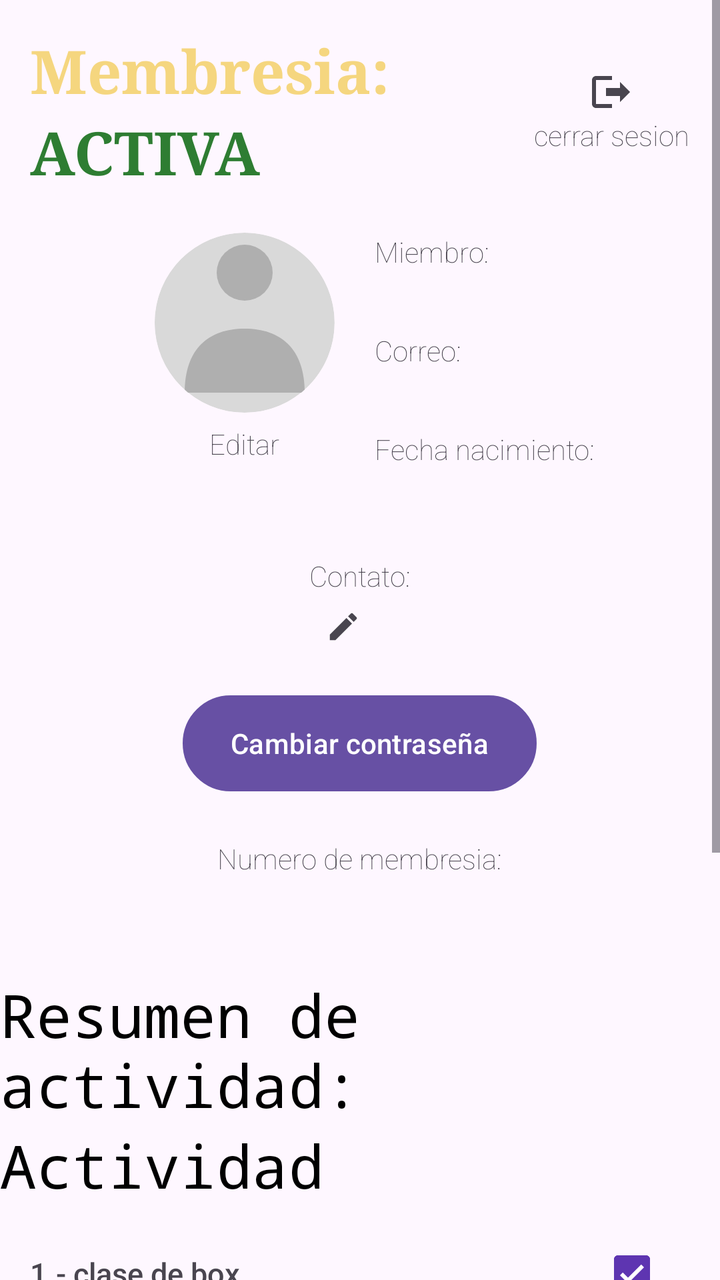
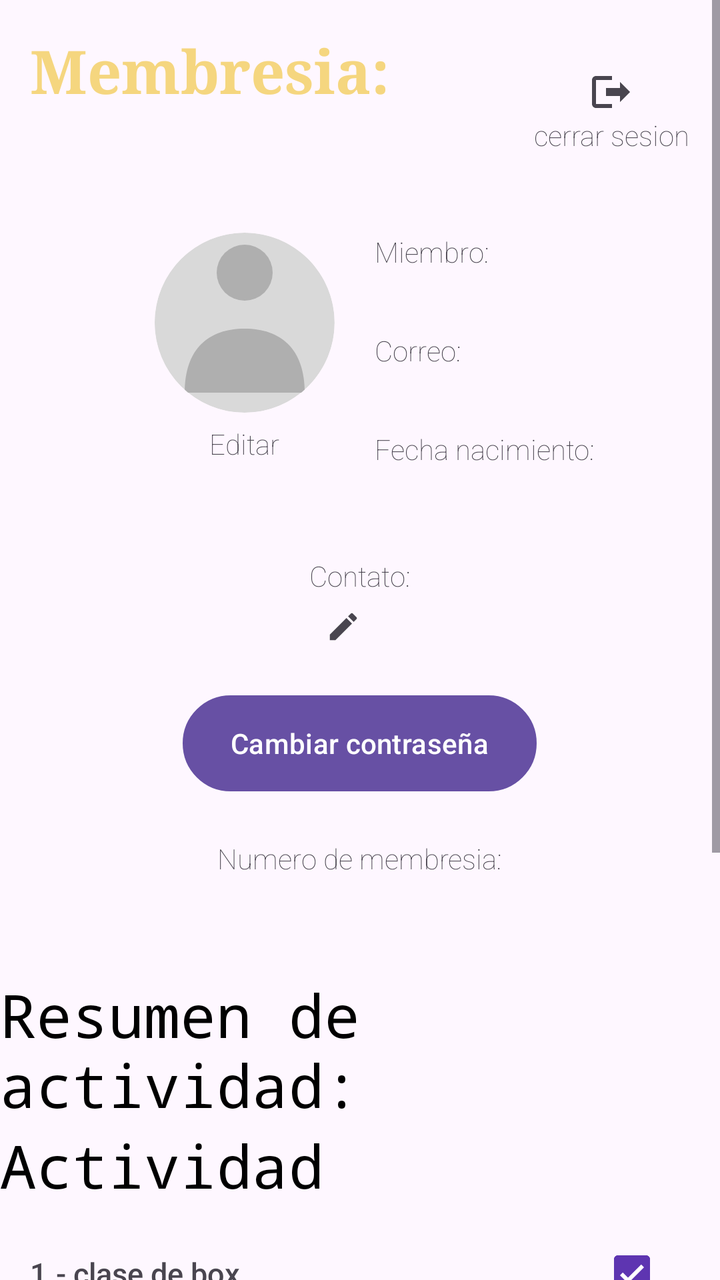

Before-and-after screenshots of an Android layout around one commit, followed by the original layout XML and the change that was made.
<!-- AndroidManifest.xml: application theme Theme.AppGYM -->
<!-- res/layout/fragment_perfil.xml -->
<?xml version="1.0" encoding="utf-8"?>
<androidx.constraintlayout.widget.ConstraintLayout xmlns:android="http://schemas.android.com/apk/res/android"
    xmlns:app="http://schemas.android.com/apk/res-auto"
    xmlns:tools="http://schemas.android.com/tools"
    android:id="@+id/main"
    android:layout_width="match_parent"
    android:layout_height="match_parent"
    tools:context="Perfil">

    <ScrollView
        android:layout_width="match_parent"
        android:layout_height="match_parent">

        <LinearLayout
            android:layout_width="match_parent"
            android:layout_height="wrap_content"
            android:orientation="vertical">

            <View
                android:layout_width="0dp"
                android:layout_height="15dp"/>

            
            <LinearLayout
                android:layout_width="match_parent"
                android:layout_height="wrap_content"
                android:orientation="horizontal"
                android:gravity="center_vertical">

                <View
                    android:layout_width="15dp"
                    android:layout_height="0dp"/>

                <LinearLayout
                    android:layout_width="wrap_content"
                    android:layout_height="wrap_content"
                    android:orientation="vertical">

                    <TextView
                        android:layout_width="wrap_content"
                        android:layout_height="wrap_content"
                        android:text="@string/membresia_label"
                        style="@style/formulario"/>

                    <TextView
                        android:id="@+id/txt_estado"
                        android:layout_width="wrap_content"
                        android:layout_height="wrap_content"
                        android:text="@string/membresia_activa"
                        style="@style/estado_activo"/>

                </LinearLayout>

                <View
                    android:layout_width="0dp"
                    android:layout_height="0dp"
                    android:layout_weight="1"/>

                <LinearLayout
                    android:id="@+id/btn_cerrar_sesion"
                    android:layout_width="wrap_content"
                    android:layout_height="wrap_content"
                    android:orientation="vertical"
                    android:gravity="center"
                    android:background="?attr/selectableItemBackground">

                    <ImageView
                        android:layout_width="wrap_content"
                        android:layout_height="wrap_content"
                        android:src="@drawable/ic_logout"/>

                    <TextView
                        android:layout_width="wrap_content"
                        android:layout_height="wrap_content"
                        android:text="@string/cerrar_sesion"
                        style="@style/relleno"/>

                </LinearLayout>

                <View
                    android:layout_width="15dp"
                    android:layout_height="0dp"/>

            </LinearLayout>

            <View
                android:layout_width="0dp"
                android:layout_height="20dp"/>

            
            <LinearLayout
                android:layout_width="wrap_content"
                android:layout_height="wrap_content"
                android:layout_gravity="center">

                <View
                    android:layout_width="15dp"
                    android:layout_height="0dp"/>

                <LinearLayout
                    android:layout_width="wrap_content"
                    android:layout_height="wrap_content"
                    android:orientation="vertical"
                    android:gravity="center">

                    <com.google.android.material.imageview.ShapeableImageView
                        android:id="@+id/img_avatar"
                        android:layout_width="90dp"
                        android:layout_height="90dp"
                        android:scaleType="centerCrop"
                        android:src="@drawable/avatar_placeholder"
                        app:shapeAppearanceOverlay="@style/CircleImageStyle"/>

                    <View
                        android:layout_width="0dp"
                        android:layout_height="6dp"/>

                    <TextView
                        android:layout_width="wrap_content"
                        android:layout_height="wrap_content"
                        android:text="@string/editar"
                        style="@style/relleno"/>

                </LinearLayout>

                <View
                    android:layout_width="20dp"
                    android:layout_height="0dp"/>

                <LinearLayout
                    android:layout_width="wrap_content"
                    android:layout_height="wrap_content"
                    android:orientation="vertical">

                    <TextView
                        android:layout_width="wrap_content"
                        android:layout_height="wrap_content"
                        android:text="@string/miembro_label"
                        style="@style/relleno"/>

                    <TextView
                        android:id="@+id/txt_nombre_miembro"
                        android:layout_width="wrap_content"
                        android:layout_height="wrap_content"
                        android:text=""
                        style="@style/nombre"/>

                    <View
                        android:layout_width="0dp"
                        android:layout_height="10dp"/>

                    <TextView
                        android:layout_width="wrap_content"
                        android:layout_height="wrap_content"
                        android:text="@string/correo_label"
                        style="@style/relleno"/>

                    <TextView
                        android:id="@+id/txt_correo"
                        android:layout_width="wrap_content"
                        android:layout_height="wrap_content"
                        android:text=""
                        style="@style/nombre"/>

                    <View
                        android:layout_width="0dp"
                        android:layout_height="10dp"/>

                    <TextView
                        android:layout_width="wrap_content"
                        android:layout_height="wrap_content"
                        android:text="@string/fecha_nacimiento_label"
                        style="@style/relleno"/>

                    <TextView
                        android:id="@+id/txt_fecha_nacimiento"
                        android:layout_width="wrap_content"
                        android:layout_height="wrap_content"
                        android:text=""
                        style="@style/nombre"/>

                </LinearLayout>

            </LinearLayout>

            <View
                android:layout_width="0dp"
                android:layout_height="24dp"/>

            
            <LinearLayout
                android:layout_width="wrap_content"
                android:layout_height="wrap_content"
                android:layout_gravity="center"
                android:orientation="vertical">

                <TextView
                    android:layout_width="wrap_content"
                    android:layout_height="wrap_content"
                    android:text="@string/contacto_label"
                    style="@style/relleno"/>

                <View
                    android:layout_width="0dp"
                    android:layout_height="6dp"/>

                <LinearLayout
                    android:layout_width="wrap_content"
                    android:layout_height="wrap_content"
                    android:gravity="center_vertical">

                    <TextView
                        android:id="@+id/txt_contacto"
                        android:layout_width="wrap_content"
                        android:layout_height="wrap_content"
                        android:text=""
                        style="@style/nombre"/>

                    <View
                        android:layout_width="8dp"
                        android:layout_height="0dp"/>

                    <ImageView
                        android:id="@+id/btn_editar_contacto"
                        android:layout_width="18dp"
                        android:layout_height="18dp"
                        android:src="@drawable/ic_pencil"
                        android:background="?attr/selectableItemBackgroundBorderless"/>

                </LinearLayout>

            </LinearLayout>

            <View
                android:layout_width="0dp"
                android:layout_height="24dp"/>

            
            <LinearLayout
                android:layout_width="wrap_content"
                android:layout_height="wrap_content"
                android:layout_gravity="center">

                <Button
                    android:id="@+id/btn_cambiar_pass"
                    android:layout_width="wrap_content"
                    android:layout_height="wrap_content"
                    android:background="@drawable/boton_gris"
                    android:text="@string/bt_cambiar_pass"
                    android:textAllCaps="false"/>

            </LinearLayout>

            <View
                android:layout_width="0dp"
                android:layout_height="24dp"/>

            
            <LinearLayout
                android:layout_width="wrap_content"
                android:layout_height="wrap_content"
                android:layout_gravity="center"
                android:orientation="vertical"
                android:gravity="center">

                <TextView
                    android:layout_width="wrap_content"
                    android:layout_height="wrap_content"
                    android:text="@string/numero_membresia_label"
                    style="@style/relleno"/>

                <TextView
                    android:id="@+id/txt_num_membresia"
                    android:layout_width="wrap_content"
                    android:layout_height="wrap_content"
                    android:text=""
                    style="@style/nombre"/>

            </LinearLayout>

            <View
                android:layout_width="0dp"
                android:layout_height="28dp"/>

            
            <LinearLayout
                android:layout_width="match_parent"
                android:layout_height="wrap_content"
                android:gravity="center_vertical"
                android:orientation="vertical">

                <View
                    android:layout_width="15dp"
                    android:layout_height="0dp" />

                <TextView
                    style="@style/registro"
                    android:layout_width="wrap_content"
                    android:layout_height="wrap_content"
                    android:text="@string/resumen_actividad_label" />

                <View
                    android:layout_width="0dp"
                    android:layout_height="0dp"
                    android:layout_weight="1" />

                <TextView
                    style="@style/registro"
                    android:layout_width="wrap_content"
                    android:layout_height="wrap_content"
                    android:text="@string/actividad_header" />

                <View
                    android:layout_width="15dp"
                    android:layout_height="0dp" />

            </LinearLayout>

            <View
                android:layout_width="0dp"
                android:layout_height="10dp"/>

            
            <LinearLayout
                android:layout_width="match_parent"
                android:layout_height="wrap_content"
                android:orientation="horizontal"
                android:gravity="center_vertical">

                <View
                    android:layout_width="15dp"
                    android:layout_height="0dp"/>

                <TextView
                    android:layout_width="0dp"
                    android:layout_height="wrap_content"
                    android:layout_weight="1"
                    android:text="@string/act_box"
                    style="@style/nombre"/>

                <CheckBox
                    android:id="@+id/chk_box"
                    android:layout_width="wrap_content"
                    android:layout_height="wrap_content"
                    android:checked="true"
                    app:buttonTint="@color/color_check"/>

                <View
                    android:layout_width="20dp"
                    android:layout_height="0dp"/>

            </LinearLayout>

            
            <LinearLayout
                android:layout_width="match_parent"
                android:layout_height="wrap_content"
                android:orientation="horizontal"
                android:gravity="center_vertical">

                <View
                    android:layout_width="15dp"
                    android:layout_height="0dp"/>

                <TextView
                    android:layout_width="0dp"
                    android:layout_height="wrap_content"
                    android:layout_weight="1"
                    android:text="@string/act_spinning"
                    style="@style/nombre"/>

                <CheckBox
                    android:id="@+id/chk_spinning"
                    android:layout_width="wrap_content"
                    android:layout_height="wrap_content"
                    android:checked="false"
                    app:buttonTint="@color/color_check"/>

                <View
                    android:layout_width="20dp"
                    android:layout_height="0dp"/>

            </LinearLayout>

            
            <LinearLayout
                android:layout_width="match_parent"
                android:layout_height="wrap_content"
                android:orientation="horizontal"
                android:gravity="center_vertical">

                <View
                    android:layout_width="15dp"
                    android:layout_height="0dp"/>

                <TextView
                    android:layout_width="0dp"
                    android:layout_height="wrap_content"
                    android:layout_weight="1"
                    android:text="@string/act_yoga"
                    style="@style/nombre"/>

                <CheckBox
                    android:id="@+id/chk_yoga"
                    android:layout_width="wrap_content"
                    android:layout_height="wrap_content"
                    android:checked="true"
                    app:buttonTint="@color/color_check"/>

                <View
                    android:layout_width="20dp"
                    android:layout_height="0dp"/>

            </LinearLayout>

            
            <LinearLayout
                android:layout_width="match_parent"
                android:layout_height="wrap_content"
                android:orientation="horizontal"
                android:gravity="center_vertical">

                <View
                    android:layout_width="15dp"
                    android:layout_height="0dp"/>

                <TextView
                    android:layout_width="0dp"
                    android:layout_height="wrap_content"
                    android:layout_weight="1"
                    android:text="@string/act_crossfit"
                    style="@style/nombre"/>

                <CheckBox
                    android:id="@+id/chk_crossfit"
                    android:layout_width="wrap_content"
                    android:layout_height="wrap_content"
                    android:checked="true"
                    app:buttonTint="@color/color_check"/>

                <View
                    android:layout_width="20dp"
                    android:layout_height="0dp"/>

            </LinearLayout>

            
            <LinearLayout
                android:layout_width="match_parent"
                android:layout_height="wrap_content"
                android:orientation="horizontal"
                android:gravity="center_vertical">

                <View
                    android:layout_width="15dp"
                    android:layout_height="0dp"/>

                <TextView
                    android:layout_width="0dp"
                    android:layout_height="wrap_content"
                    android:layout_weight="1"
                    android:text="@string/act_pesas"
                    style="@style/nombre"/>

                <CheckBox
                    android:id="@+id/chk_pesas"
                    android:layout_width="wrap_content"
                    android:layout_height="wrap_content"
                    android:checked="true"
                    app:buttonTint="@color/color_check"/>

                <View
                    android:layout_width="20dp"
                    android:layout_height="0dp"/>

            </LinearLayout>

            
            <LinearLayout
                android:layout_width="match_parent"
                android:layout_height="wrap_content"
                android:orientation="horizontal"
                android:gravity="center_vertical">

                <View
                    android:layout_width="15dp"
                    android:layout_height="0dp"/>

                <TextView
                    android:layout_width="0dp"
                    android:layout_height="wrap_content"
                    android:layout_weight="1"
                    android:text="@string/act_cardio"
                    style="@style/nombre"/>

                <CheckBox
                    android:id="@+id/chk_cardio"
                    android:layout_width="wrap_content"
                    android:layout_height="wrap_content"
                    android:checked="true"
                    app:buttonTint="@color/color_check"/>

                <View
                    android:layout_width="20dp"
                    android:layout_height="0dp"/>

            </LinearLayout>

            <View
                android:layout_width="0dp"
                android:layout_height="20dp"/>

            
            <LinearLayout
                android:layout_width="match_parent"
                android:layout_height="wrap_content"
                android:orientation="horizontal"
                android:gravity="center_vertical">

                <View
                    android:layout_width="15dp"
                    android:layout_height="0dp"/>

                <TextView
                    android:layout_width="wrap_content"
                    android:layout_height="wrap_content"
                    android:text="@string/clases_racha_label"
                    style="@style/nombre"/>

                <View
                    android:layout_width="0dp"
                    android:layout_height="0dp"
                    android:layout_weight="1"/>

                <TextView
                    android:id="@+id/txt_clases_racha"
                    android:layout_width="wrap_content"
                    android:layout_height="wrap_content"
                    android:text="@string/clases_racha_ejemplo"
                    style="@style/nombre"/>

                <View
                    android:layout_width="40dp"
                    android:layout_height="0dp"/>

            </LinearLayout>

            <View
                android:layout_width="0dp"
                android:layout_height="20dp"/>

        </LinearLayout>

    </ScrollView>

</androidx.constraintlayout.widget.ConstraintLayout>
<!-- resources referenced by this layout -->
<resources>
  <color name="color_check">#5E35B1</color>
  <!-- drawable boton_gris (drawable) -->
  <?xml version="1.0" encoding="utf-8"?>
  <shape xmlns:android="http://schemas.android.com/apk/res/android"
      android:shape="rectangle">
  
      <gradient
          android:angle="270"
          android:startColor="#F2F2F2"
          android:endColor="#CFCFCF" />
  
      <corners android:radius="24dp" />
  
      <stroke
          android:width="1dp"
          android:color="#BBBBBB" />
  
      <padding
          android:top="10dp"
          android:bottom="10dp"
          android:left="16dp"
          android:right="16dp" />
  
  </shape>
  <!-- drawable ic_logout (drawable) -->
  <?xml version="1.0" encoding="utf-8"?>
  <vector xmlns:android="http://schemas.android.com/apk/res/android"
      android:width="24dp"
      android:height="24dp"
      android:viewportWidth="24"
      android:viewportHeight="24"
      android:tint="?attr/colorControlNormal">
      <path
          android:fillColor="#000000"
          android:pathData="M16,17l5,-5 -5,-5v3H9v4h7v3zM4,4h8v2H4v12h8v2H4c-1.1,0 -2,-0.9 -2,-2V6c0,-1.1 0.9,-2 2,-2z" />
  </vector>
  <string name="act_box">1.- clase de box</string>
  <string name="act_cardio">6.- Cardio</string>
  <string name="act_crossfit">4.- crosfit</string>
  <string name="act_pesas">5.- Pesas</string>
  <string name="act_spinning">2.- Sppinig</string>
  <string name="act_yoga">3.- yoga</string>
  <string name="actividad_header">Actividad</string>
  <string name="bt_cambiar_pass">Cambiar contraseña</string>
  <string name="cerrar_sesion">cerrar sesion</string>
  <string name="clases_racha_ejemplo">1</string>
  <string name="clases_racha_label">Clases en Racha</string>
  <string name="contacto_label">Contato:</string>
  <string name="correo_label">Correo:</string>
  <string name="editar">Editar</string>
  <string name="fecha_nacimiento_label">Fecha nacimiento:</string>
  <string name="membresia_activa">ACTIVA</string>
  <string name="membresia_label">Membresia:</string>
  <string name="miembro_label">Miembro:</string>
  <string name="numero_membresia_label">Numero de  membresia:</string>
  <string name="resumen_actividad_label">Resumen de actividad:</string>
  <style name="CircleImageStyle">
          <item name="cornerFamily">rounded</item>
          <item name="cornerSize">50%</item>
      </style>
  <style name="estado_activo" parent="@style/formulario">
          <item name="android:textColor">@color/verde_activo</item>
          <item name="android:textStyle">bold</item>
      </style>
  <style name="formulario">
          <item name="android:textColor">#F5D67F</item>
          <item name="android:textSize">30sp</item>
          <item name="android:textStyle">bold</item>
          <item name="fontFamily">serif</item>
      </style>
  <style name="nombre">
          <item name="titleTextColor">@color/black</item>
          <item name="android:textSize">15sp</item>
          <item name="fontFamily">sans-serif-medium</item>
      </style>
  
      //ventana home
  <style name="registro">
          <item name="android:textSize">30sp</item>
          <item name="android:textColor">@color/black</item>
          <item name="fontFamily">monospace</item>
      </style>
  
      //formulario
  <style name="relleno">
          <item name="fontFamily">sans-serif-thin</item>
          <item name="android:titleTextColor">@color/black</item>
          <item name="android:textSize">14sp</item>
      </style>
  <style name="Theme.AppGYM" parent="Base.Theme.AppGYM" />
  <color name="verde_activo">#2E7D32</color>
  <color name="black">#FF000000</color>
  <style name="Base.Theme.AppGYM" parent="Theme.Material3.DayNight.NoActionBar">
          
          
      </style>
  <!-- unchanged entries left out for length: 2 -->
</resources>

<!-- the commit's change to res/layout/fragment_perfil.xml (unified diff, before → after) -->
@@ -46,7 +46,7 @@
                         android:id="@+id/txt_estado"
                         android:layout_width="wrap_content"
                         android:layout_height="wrap_content"
-                        android:text="@string/membresia_activa"
+                        android:text=""
                         style="@style/estado_activo"/>
 
                 </LinearLayout>
<!-- resource entries referenced after the edit -->
@@ -51,7 +51,6 @@
   <string name="correo_label">Correo:</string>
   <string name="editar">Editar</string>
   <string name="fecha_nacimiento_label">Fecha nacimiento:</string>
-  <string name="membresia_activa">ACTIVA</string>
   <string name="membresia_label">Membresia:</string>
   <string name="miembro_label">Miembro:</string>
   <string name="numero_membresia_label">Numero de  membresia:</string>
